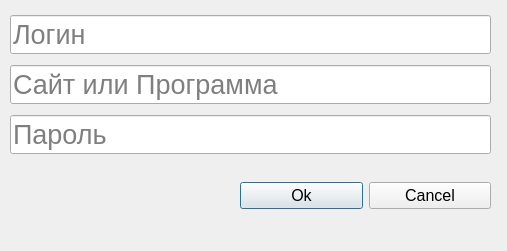
The window that AddPassword.ui (Chernyackoff/project_PyQT) describes before a commit, drawn with Qt 5.
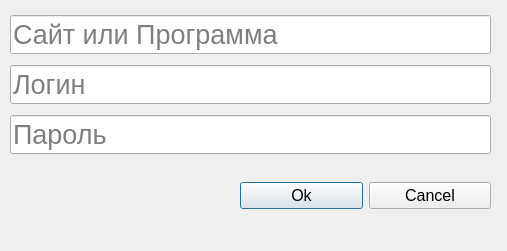
The same window after the commit. Icons and pictures are not drawn.

```diff
--- a/AddPassword.ui
+++ b/AddPassword.ui
@@ -23,18 +23,6 @@
     </rect>
    </property>
    <layout class="QVBoxLayout" name="verticalLayout">
-    <item>
-     <widget class="QLineEdit" name="Login">
-      <property name="font">
-       <font>
-        <pointsize>20</pointsize>
-       </font>
-      </property>
-      <property name="placeholderText">
-       <string>Логин</string>
-      </property>
-     </widget>
-    </item>
     <item>
      <widget class="QLineEdit" name="siteprog">
       <property name="font">
@@ -47,6 +35,18 @@
       </property>
      </widget>
     </item>
+    <item>
+     <widget class="QLineEdit" name="Login">
+      <property name="font">
+       <font>
+        <pointsize>20</pointsize>
+       </font>
+      </property>
+      <property name="placeholderText">
+       <string>Логин</string>
+      </property>
+     </widget>
+    </item>
     <item>
      <widget class="QLineEdit" name="Password">
       <property name="font">
```
Left out of the diff: 4 changed lines with no effect on the pictures.
